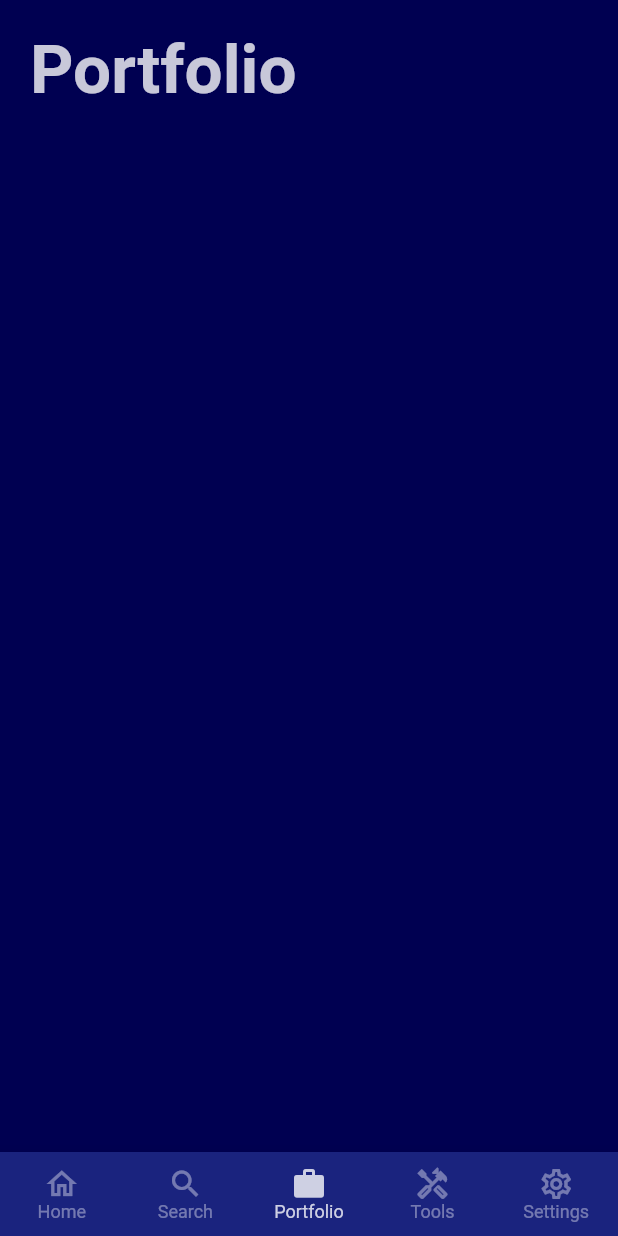
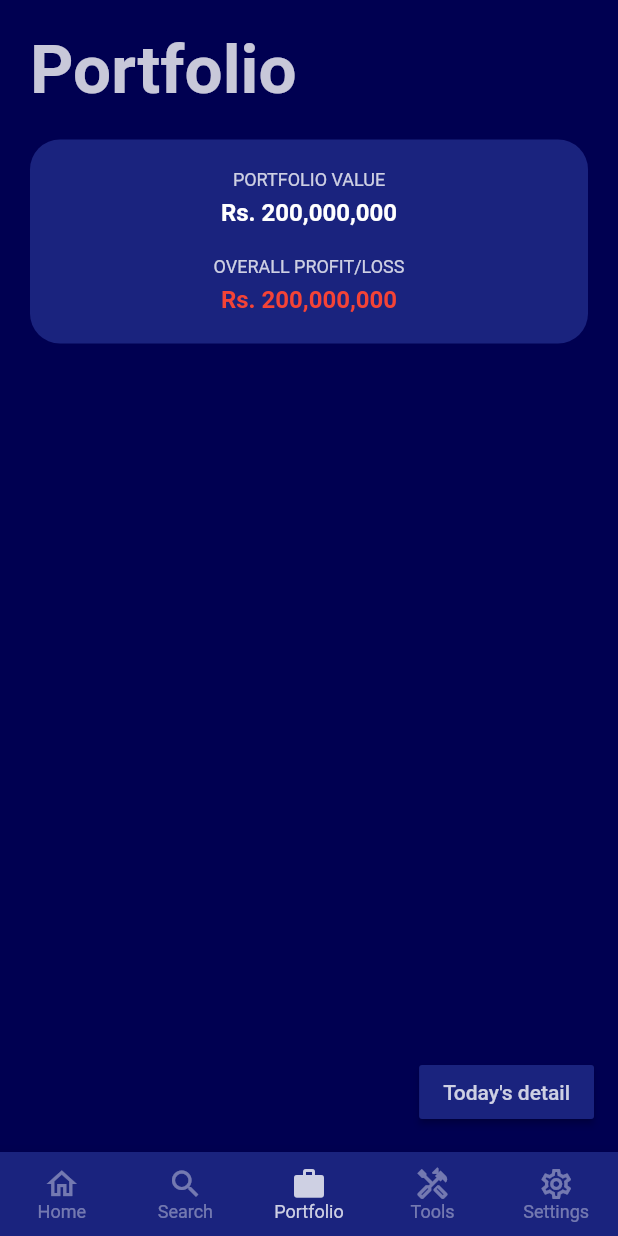
Before and after one commit to joshisijan/my_share_nepal, a Flutter app: the screen it shows after launch, swiped to page 3, on a phone screen of 412 x 824 dp. Run offline on Flutter 3.47's test engine with Material 2 defaults, Android fonts, the phone set to English and light mode, and no system bars; our stand-ins replace bloc, flutter_bloc, shared_preferences.

Commit message:
portfolio page design initialized

```diff
--- a/lib/app.dart
+++ b/lib/app.dart
@@ -12,13 +12,25 @@ class App extends StatefulWidget {
 
 class _AppState extends State<App> {
   final PageController _appBasePageController = PageController(
-    initialPage: 3,
+    initialPage: 2,
     keepPage: true,
   );
-  int _bottomNavigationBarIndex = 3;
+  int _bottomNavigationBarIndex = 2;
   @override
   Widget build(BuildContext context) {
     return Scaffold(
+      floatingActionButton: _bottomNavigationBarIndex == 2
+          ? MaterialButton(
+              color: Theme.of(context).primaryColor,
+              child: Text(
+                'Today\'s detail',
+                style: TextStyle(
+                  color: Theme.of(context).colorScheme.onPrimary.withAlpha(200),
+                ),
+              ),
+              onPressed: () {},
+            )
+          : null,
       body: PageView(
         controller: _appBasePageController,
         physics: NeverScrollableScrollPhysics(),
--- a/lib/tab/home_tab.dart
+++ b/lib/tab/home_tab.dart
@@ -9,15 +9,7 @@ class HomeTab extends StatelessWidget {
       color: Theme.of(context).primaryColorDark,
       child: ListView(
         padding: EdgeInsets.all(kDefaultPadding),
-        children: [
-          Text(
-            'Home',
-            style: Theme.of(context).textTheme.headline3!.copyWith(
-                  color: Theme.of(context).colorScheme.onPrimary.withAlpha(200),
-                  fontWeight: FontWeight.bold,
-                ),
-          ),
-        ],
+        children: [],
       ),
     );
   }
--- a/lib/tab/portfolio_tab.dart
+++ b/lib/tab/portfolio_tab.dart
@@ -17,6 +17,68 @@ class PortfolioTab extends StatelessWidget {
                   fontWeight: FontWeight.bold,
                 ),
           ),
+          SizedBox(
+            height: kDefaultPadding,
+          ),
+          Container(
+            padding: EdgeInsets.all(kDefaultPadding),
+            decoration: BoxDecoration(
+              color: Theme.of(context).primaryColor,
+              borderRadius: BorderRadius.circular(kDefaultBorderRadius),
+            ),
+            child: Column(
+              children: [
+                Text(
+                  'PORTFOLIO VALUE',
+                  style: Theme.of(context).textTheme.caption!.copyWith(
+                        color: Theme.of(context)
+                            .colorScheme
+                            .onPrimary
+                            .withAlpha(200),
+                      ),
+                ),
+                SizedBox(
+                  height: kDefaultPadding / 4,
+                ),
+                Text(
+                  'Rs. 200,000,000',
+                  style: Theme.of(context).textTheme.subtitle1!.copyWith(
+                        color: Theme.of(context).colorScheme.onPrimary,
+                        fontWeight: FontWeight.bold,
+                      ),
+                ),
+                SizedBox(
+                  height: kDefaultPadding,
+                ),
+                Column(
+                  children: [
+                    Text(
+                      'OVERALL PROFIT/LOSS',
+                      style: Theme.of(context).textTheme.caption!.copyWith(
+                            color: Theme.of(context)
+                                .colorScheme
+                                .onPrimary
+                                .withAlpha(200),
+                          ),
+                    ),
+                    SizedBox(
+                      height: kDefaultPadding / 4,
+                    ),
+                    Text(
+                      'Rs. 200,000,000',
+                      style: Theme.of(context).textTheme.subtitle1!.copyWith(
+                            color: Colors.red,
+                            fontWeight: FontWeight.bold,
+                          ),
+                    ),
+                  ],
+                ),
+              ],
+            ),
+          ),
+          SizedBox(
+            height: kDefaultPadding,
+          ),
         ],
       ),
     );
```
